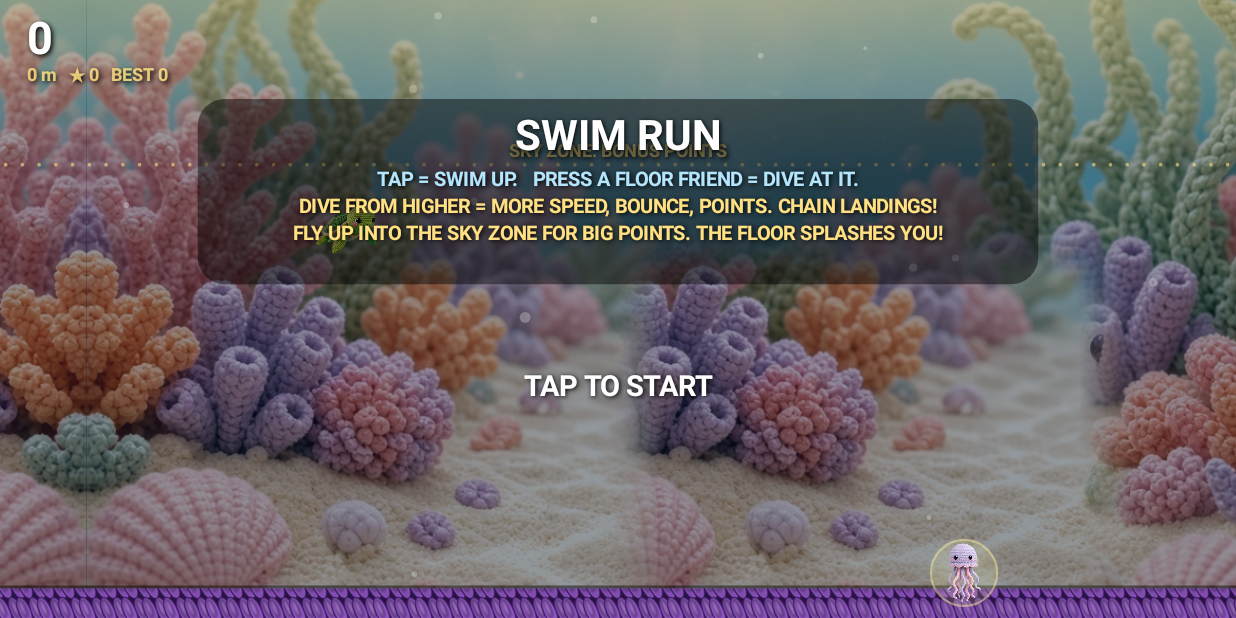
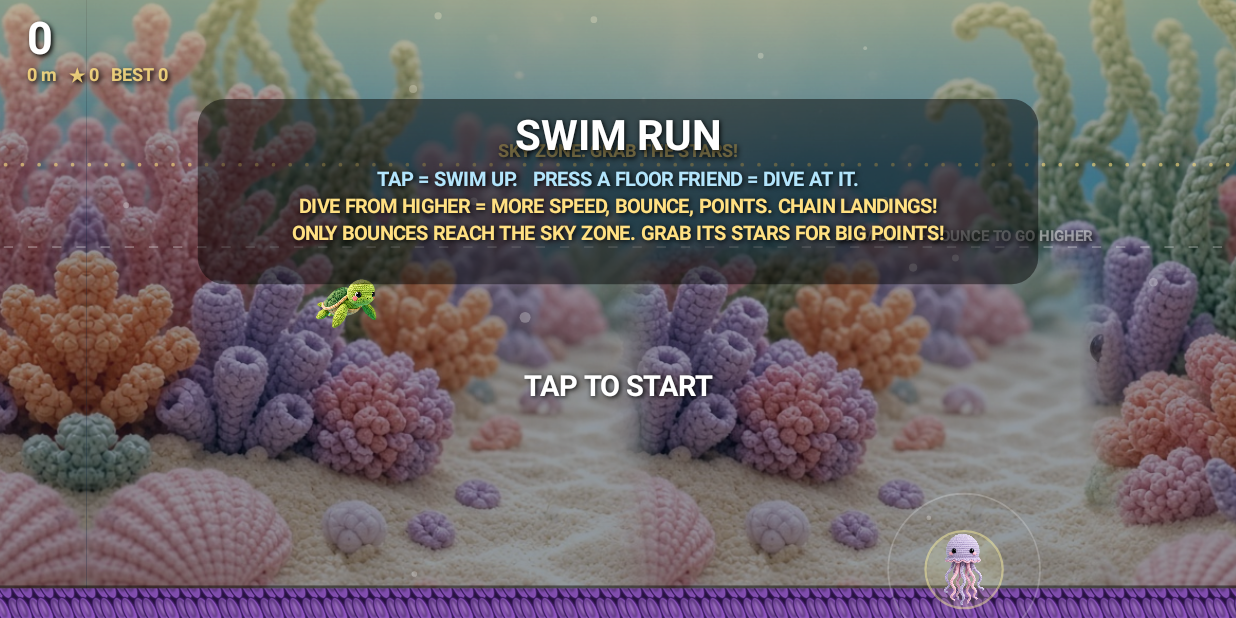
Before and after one commit to betmor1904/Lil-Betito, an Android app: the SwimActivity screen opened directly, with no data from a screen before it, on a phone screen of 824 x 412 dp (held sideways). Run offline under Robolectric (Android 15) with nearby library versions, the phone set to English and light mode, and no system bars; pictures from the network do not load.

Commit message:
SWIM RUN: sky only via bounces, sky star trails give the points, easier floor friend press
Co-Authored-By: Claude Sonnet 5.5 <noreply@anthropic.com>
Claude-Session: https://claude.ai/code/session_01K72ToEZFPvwKpz7ckRtLVm

```diff
--- a/app/src/main/java/com/example/spray/SwimView.kt
+++ b/app/src/main/java/com/example/spray/SwimView.kt
@@ -111,6 +111,7 @@ class SwimView(ctx: Context, private val prefs: SharedPreferences, private val s
     private var chain = 0                 // landings in a row without a squish: more height and more points
     private var stars = 0
     private var inSky = false
+    private var skyCombo = 0             // sky stars grabbed in this flight: each one is worth more
     private var skyAcc = 0f
     private var sparkleMs = 0f
     private var flapPush = 0f
@@ -154,7 +155,7 @@ class SwimView(ctx: Context, private val prefs: SharedPreferences, private val s
         state = READY
         worldX = 0f
         bx = baseX
-        by = height * 0.38f
+        by = height * 0.5f
         ovx = 0f
         vy = 0f
         extra = 0f
@@ -179,6 +180,7 @@ class SwimView(ctx: Context, private val prefs: SharedPreferences, private val s
         chain = 0
         stars = 0
         inSky = false
+        skyCombo = 0
         skyAcc = 0f
         flapPush = 0f
         flapAnimMs = 0f
@@ -188,8 +190,8 @@ class SwimView(ctx: Context, private val prefs: SharedPreferences, private val s
             bubs.add(Bub(Random.nextFloat() * width, Random.nextFloat() * height, (2 + Random.nextFloat() * 4) * d, 0.3f + Random.nextFloat() * 0.5f))
         }
         // a jellyfish pad waiting on the floor so the "dive at it" idea is obvious
-        val fy = height - floorH - 28 * d * 0.6f
-        objs.add(Obj(K_JELLY, width * 0.50f, fy, 28 * d, fy, 0f, 0f))
+        val fy = height - floorH - 34 * d * 0.6f
+        objs.add(Obj(K_JELLY, width * 0.50f, fy, 34 * d, fy, 0f, 0f))
         genX = width * 0.95f
         lastGap = 0f
         genAhead()
@@ -212,7 +214,7 @@ class SwimView(ctx: Context, private val prefs: SharedPreferences, private val s
                 r < dolphinChance + 0.65f -> K_SEAHORSE
                 else -> K_CLOWN
             }
-            val pr = 28 * d
+            val pr = 34 * d
             val py = floorY - pr * 0.6f
             objs.add(Obj(kind, genX, py, pr, py, 0f, 0f))
             // a rock rising from the floor (jump it)
@@ -229,9 +231,16 @@ class SwimView(ctx: Context, private val prefs: SharedPreferences, private val s
                 val sy = floorY * (0.35f + 0.25f * Random.nextFloat())
                 objs.add(Obj(K_STAR, genX + seg * 0.3f, sy, 24 * d, sy, 0f, 0f))
             }
-            if (Random.nextFloat() < min(0.55f, 0.25f + m / 1500f)) {
-                val sy = 24 * d + Random.nextFloat() * max(1f, floorY * 0.28f - 48 * d)
-                objs.add(Obj(K_STAR, genX + seg * 0.45f, sy, 28 * d, sy, 0f, 0f))
+            // a trail of stars up in the SKY ZONE: only a bounce off the ground gets you there
+            if (Random.nextFloat() < min(0.8f, 0.45f + m / 1200f)) {
+                val n = 3 + Random.nextInt(3)
+                val top = 22 * d
+                val bottom = max(top + 1f, floorY * 0.28f - 8 * d)
+                val sy0 = top + Random.nextFloat() * (bottom - top)
+                for (i in 0 until n) {
+                    val sy = (sy0 + sin(i * 0.9f) * 22 * d).coerceIn(top, bottom)
+                    objs.add(Obj(K_STAR, genX + seg * (0.2f + 0.14f * i), sy, 26 * d, sy, 0f, 0f))
+                }
             }
             // trouble: crabs by the pads, sharks in the air
             if (m > 120f && Random.nextFloat() < 0.30f) {
@@ -304,7 +313,7 @@ class SwimView(ctx: Context, private val prefs: SharedPreferences, private val s
             val ox = sxOf(o.x)
             if (ox < bx - 30 * d || ox > width + 20 * d) continue
             val dd = hypot(ox - x, o.y - y)
-            if (dd < o.r * 1.7f && dd < bd) {       // you have to really press the friend
+            if (dd < o.r * 2.4f && dd < bd) {       // press on or near a friend
                 bd = dd
                 best = o
             }
@@ -312,10 +321,14 @@ class SwimView(ctx: Context, private val prefs: SharedPreferences, private val s
         return best
     }
 
+    private fun flapLimitY(): Float = (height - floorH) * 0.42f
+
     private fun flap() {
+        flapAnimMs = 380f
+        // up high the water won't hold a stroke: only a bounce off a floor friend lifts you there
+        if (by < flapLimitY()) return
         vy = min(vy, -flapV * 0.55f)
         flapPush = 1f
-        flapAnimMs = 380f
     }
 
     private fun fireBoost(now: Long) {
@@ -346,7 +359,7 @@ class SwimView(ctx: Context, private val prefs: SharedPreferences, private val s
             if (b.y < -10 * d) b.y = height + 10 * d
         }
         if (state == READY) {
-            by = height * 0.38f + sin(now / 380.0).toFloat() * 9 * d
+            by = height * 0.5f + sin(now / 380.0).toFloat() * 9 * d
             return
         }
         if (state == DEAD) return
@@ -377,12 +390,12 @@ class SwimView(ctx: Context, private val prefs: SharedPreferences, private val s
                 // diving from high up builds a LOT more speed than diving from just above the floor
                 val hFrac = ((height - floorH - by) / (height - floorH)).coerceIn(0f, 1f)
                 val acc = pullAcc * (1f + 1.4f * hFrac)
-                ovx += dx / dist * acc * dt
+                ovx += dx / dist * acc * 1.4f * dt
                 vy += dy / dist * acc * dt
                 val damp = 0.94f.pow(dt)
                 ovx *= damp
                 vy *= damp
-                ovx = ovx.coerceIn(-10 * d, 12 * d)
+                ovx = ovx.coerceIn(-12 * d, 16 * d)
                 vy = vy.coerceIn(-14 * d, (14f + 12f * hFrac) * d)
                 if (dx > 0f) extra = min(extra + 0.012f * base * dt, base * 4.5f)   // being reeled in feels fast
                 if (vy > 0f) extra = min(extra + 0.004f * base * (vy / d) * dt, base * 4.5f)   // and a dive is fast
@@ -390,7 +403,7 @@ class SwimView(ctx: Context, private val prefs: SharedPreferences, private val s
         }
         if (tether == null) {
             if (flapPush > 0.03f) {
-                if (vy > -flapV * 1.15f) vy -= flapPush * 0.45f * d * dt
+                if (vy > -flapV * 1.15f && by > flapLimitY()) vy -= flapPush * 0.45f * d * dt
                 flapPush *= 0.86f.pow(dt)
             } else {
                 flapPush = 0f
@@ -446,22 +459,14 @@ class SwimView(ctx: Context, private val prefs: SharedPreferences, private val s
                 }
             }
         }
-        // the SKY ZONE: the top of the ocean pays points every second you stay up there
+        // the SKY ZONE: the top of the ocean. Only a bounce gets you here, and its stars are where the points are.
         val skyY = (height - floorH) * 0.28f
         if (by < skyY) {
             if (!inSky) {
                 inSky = true
-                val pts = (200 * (1f + 0.5f * chain)).toInt()
-                score += pts
-                celebrate("HIGH FLYER!!", Yarn.POP_POW, camX + bx, by + 60 * d, Color.parseColor("#FFD54F"), 34f, now, 30)
-                words.add(Word("+$pts", camX + bx, by + 100 * d, now, Color.WHITE, 20f))
+                skyCombo = 0
+                celebrate("HIGH FLYER!!", Yarn.POP_POW, camX + bx, by + 60 * d, Color.parseColor("#FFD54F"), 34f, now, 24)
                 sfx?.play("jackpot", 0.9f, 0L)
-            }
-            skyAcc += 15f * (1f + 0.2f * chain) * dtMs / 1000f
-            val whole = skyAcc.toInt()
-            if (whole > 0) {
-                score += whole
-                skyAcc -= whole
             }
             sparkleMs -= dtMs
             if (sparkleMs <= 0f) {
@@ -470,6 +475,7 @@ class SwimView(ctx: Context, private val prefs: SharedPreferences, private val s
             }
         } else if (by > skyY + 40 * d) {
             inSky = false
+            skyCombo = 0
         }
         upkeepFx(dt, now)
     }
@@ -510,11 +516,12 @@ class SwimView(ctx: Context, private val prefs: SharedPreferences, private val s
         val gold = Color.parseColor("#FFD54F")
         if (o.kind == K_STAR) {
             val high = o.y < floorY * 0.28f
-            val pts = ((if (high) 250 else 60) * (1f + 0.35f * chain)).toInt()
+            if (high) skyCombo++
+            val pts = (if (high) 150f * (1f + 0.5f * (skyCombo - 1)) * (1f + 0.35f * chain) else 60f * (1f + 0.35f * chain)).toInt()
             stars++
             score += pts
             extra = min(extra + base * 0.15f, base * 4.5f)
-            celebrate(if (high) "SKY STAR!!" else "STAR!", if (high) Yarn.POP_ZAP else Yarn.POP_BING, o.x, o.y, gold, if (high) 30f else 22f, now, if (high) 26 else 8)
+            celebrate(if (high) (if (skyCombo >= 2) "SKY STAR x$skyCombo!!" else "SKY STAR!!") else "STAR!", if (high) Yarn.POP_ZAP else Yarn.POP_BING, o.x, o.y, gold, if (high) 30f else 22f, now, if (high) 26 else 8)
             words.add(Word("+$pts", o.x, o.y + 6 * d, now, Color.WHITE, 18f))
             sfx?.play(if (high) "fanfare" else "coin", 0.9f, 0L)
             return
@@ -710,6 +717,13 @@ class SwimView(ctx: Context, private val prefs: SharedPreferences, private val s
             if (ox < -80 * d || ox > width + 80 * d) continue
             val bob = sin(now / 500.0 + o.x * 0.01).toFloat() * 4 * d
             val oy = o.y + (if (o.kind == K_SHARK || o.kind == K_CRAB) 0f else bob)
+            if (!o.hazard && o.kind != K_STAR) {
+                // the press area: tap anywhere inside this ring to dive at it
+                p.style = Paint.Style.STROKE
+                p.strokeWidth = 2 * d
+                p.color = Color.argb((40 + 40 * pulse).toInt(), 255, 255, 255)
+                c.drawCircle(ox, oy, o.r * 2.4f, p)
+            }
             if (!o.hazard) {
                 // soft halo: this one can be pressed
                 p.style = Paint.Style.STROKE
@@ -822,7 +836,16 @@ class SwimView(ctx: Context, private val prefs: SharedPreferences, private val s
             c.drawCircle(x, skyY, 2 * d, p)
             x += 18 * d
         }
-        text(c, "SKY ZONE: BONUS POINTS", w / 2f, skyY - 8 * d, 12f, Color.argb(if (inSky) 255 else 190, 255, 224, 130))
+        text(c, "SKY ZONE: GRAB THE STARS!", w / 2f, skyY - 8 * d, 12f, Color.argb(if (inSky) 255 else 190, 255, 224, 130))
+        // swim limit: above this line strokes do nothing, only a bounce lifts you
+        val ly = flapLimitY()
+        p.color = Color.argb(70, 255, 255, 255)
+        var lx = -((camX * 0.5f).mod(26 * d))
+        while (lx < w) {
+            c.drawRect(lx, ly - d, lx + 10 * d, ly + d, p)
+            lx += 26 * d
+        }
+        text(c, "SWIM LIMIT - BOUNCE TO GO HIGHER", w * 0.78f, ly - 6 * d, 10f, Color.argb(120, 255, 255, 255))
     }
 
     /** Praise words and confetti, drawn at normal size over the zoomed world. */
@@ -892,7 +915,7 @@ class SwimView(ctx: Context, private val prefs: SharedPreferences, private val s
             val nm = if (storedFrom in names.indices) names[storedFrom] else "BOOST"
             text(c, "$nm BOOST x${"%.1f".format(stored)}   DOUBLE TAP!", w / 2f, h - 14 * ui, (14 + 2 * pulse), Color.parseColor("#FFD54F"))
         } else if (hintMs < 12000f) {
-            text(c, "PRESS A FRIEND ON THE FLOOR: DIVE FROM HIGH UP, BOUNCE HIGHER", w / 2f, h - 14 * ui, 12f, Color.argb(210, 255, 255, 255))
+            text(c, "PRESS A FLOOR FRIEND TO DIVE. ONLY A BOUNCE REACHES THE SKY STARS!", w / 2f, h - 14 * ui, 12f, Color.argb(210, 255, 255, 255))
         }
     }
 
@@ -904,7 +927,7 @@ class SwimView(ctx: Context, private val prefs: SharedPreferences, private val s
         text(c, "SWIM RUN", w / 2f, h * 0.16f + 34 * ui, 28f, Color.WHITE)
         text(c, "TAP = SWIM UP.   PRESS A FLOOR FRIEND = DIVE AT IT.", w / 2f, h * 0.16f + 58 * ui, 13f, Color.parseColor("#B3E5FC"))
         text(c, "DIVE FROM HIGHER = MORE SPEED, BOUNCE, POINTS. CHAIN LANDINGS!", w / 2f, h * 0.16f + 76 * ui, 13f, Color.parseColor("#FFE082"))
-        text(c, "FLY UP INTO THE SKY ZONE FOR BIG POINTS. THE FLOOR SPLASHES YOU!", w / 2f, h * 0.16f + 94 * ui, 13f, Color.parseColor("#FFE082"))
+        text(c, "ONLY BOUNCES REACH THE SKY ZONE. GRAB ITS STARS FOR BIG POINTS!", w / 2f, h * 0.16f + 94 * ui, 13f, Color.parseColor("#FFE082"))
         val pulse = 0.5f + 0.5f * sin(SystemClock.uptimeMillis() / 250.0).toFloat()
         text(c, "TAP TO START", w / 2f, h * 0.64f, 18f + 2 * pulse, Color.WHITE)
     }
```
